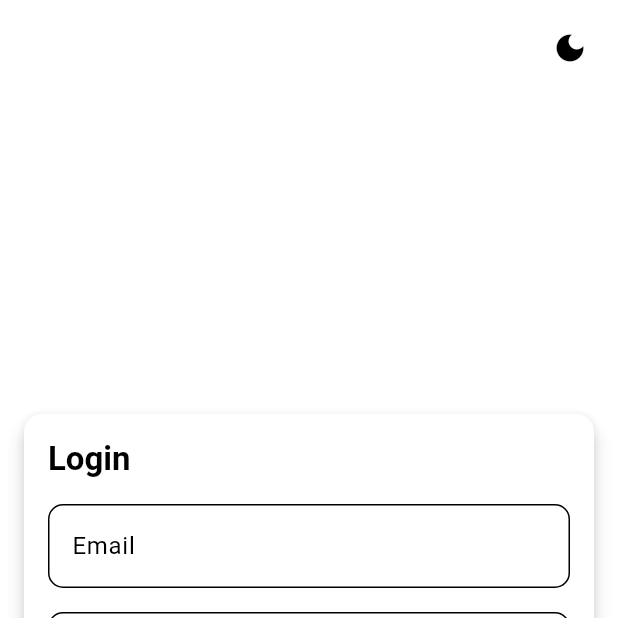
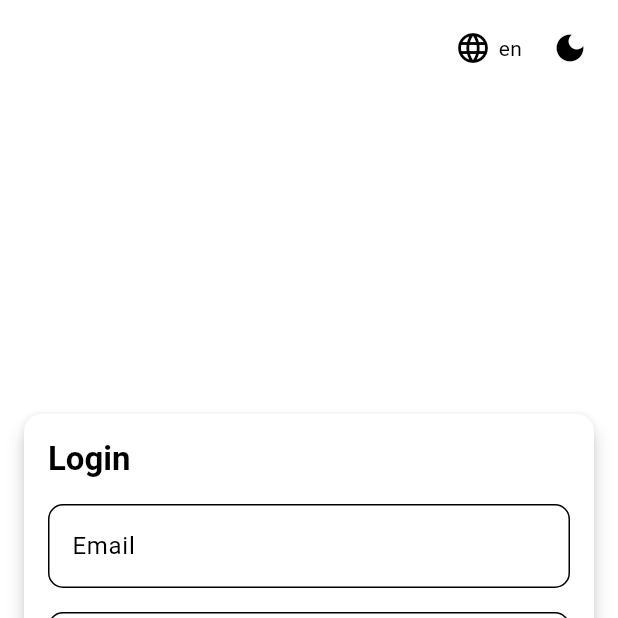
Before and after one commit to RKOrtega94/restaurant_waiter_app, a Flutter app: the screen it shows after launch, on a phone screen of 412 x 824 dp, the top half of it. Run offline on Flutter 3.47's test engine with Material 3 defaults, Android fonts, the phone set to English and light mode, and no system bars; our stand-ins replace hooks_riverpod, riverpod_annotation; generated files the repository leaves out were written again.

Commit message:
Add language selection and update theme management with Riverpod

```diff
--- a/lib/core/app/app.dart
+++ b/lib/core/app/app.dart
@@ -1,5 +1,6 @@
 import 'package:flutter/material.dart';
 import 'package:hooks_riverpod/hooks_riverpod.dart';
+import 'package:restaurant_waiter_app/core/app/provider/lang_provider.dart';
 import 'package:restaurant_waiter_app/l10n/app_localizations.dart';
 import 'package:restaurant_waiter_app/core/app/app_router.dart';
 import 'package:restaurant_waiter_app/core/app/theme/theme.dart';
@@ -11,17 +12,18 @@ class App extends ConsumerWidget {
   @override
   Widget build(BuildContext context, WidgetRef ref) {
     final themeState = ref.watch(themesProvider);
+    final localeState = ref.watch(languageStateProvider);
     return MaterialApp(
-      onGenerateTitle: (context) => AppLocalizations.of(context).appTitle,
-      debugShowCheckedModeBanner: false,
-      localizationsDelegates: AppLocalizations.localizationsDelegates,
-      supportedLocales: AppLocalizations.supportedLocales,
-      locale: AppLocalizations.supportedLocales.first,
+      locale: localeState,
+      theme: lightTheme(),
+      themeMode: themeState,
+      darkTheme: darkTheme(),
       routes: AppRouter.routes,
       initialRoute: AppRouter.login,
-      themeMode: themeState,
-      theme: lightTheme(),
-      darkTheme: darkTheme(),
+      debugShowCheckedModeBanner: false,
+      supportedLocales: AppLocalizations.supportedLocales,
+      localizationsDelegates: AppLocalizations.localizationsDelegates,
+      onGenerateTitle: (context) => AppLocalizations.of(context).appTitle,
     );
   }
 }
--- /dev/null
+++ b/lib/core/app/provider/lang_provider.dart
@@ -0,0 +1,18 @@
+import 'dart:ui';
+
+import 'package:restaurant_waiter_app/l10n/app_localizations.dart';
+import 'package:riverpod_annotation/riverpod_annotation.dart';
+
+part 'lang_provider.g.dart';
+
+@riverpod
+class LanguageState extends _$LanguageState {
+  @override
+  Locale build() {
+    return AppLocalizations.supportedLocales.first;
+  }
+
+  void changeLanguage(Locale languageCode) {
+    state = languageCode;
+  }
+}
--- a/lib/shared/layout/auth/auth_layout.dart
+++ b/lib/shared/layout/auth/auth_layout.dart
@@ -2,6 +2,9 @@ import 'package:flutter/material.dart';
 import 'package:hooks_riverpod/hooks_riverpod.dart';
 import 'package:restaurant_waiter_app/core/app/provider/theme_provider.dart';
 import 'package:restaurant_waiter_app/core/constants/app_sizes.dart';
+import 'package:restaurant_waiter_app/l10n/app_localizations.dart';
+import 'package:restaurant_waiter_app/shared/widgets/buttons/app_dropdown_button.dart';
+import 'package:restaurant_waiter_app/shared/widgets/buttons/app_lang_dropdown.dart';
 
 /// Auth Layout
 ///
@@ -34,8 +37,12 @@ class AuthLayout extends ConsumerWidget {
           Positioned(
             top: AppSizes.spacingSmall,
             right: AppSizes.spacingSmall,
-            child: IconButton(
-              onPressed: () => ref.read(themesProvider.notifier).changeTheme(
+            child: Row(
+              children: [
+                const AppLangDropdown(),
+                IconButton(
+                  onPressed: () =>
+                      ref.read(themesProvider.notifier).changeTheme(
                             themeState == ThemeMode.dark ? false : true,
                           ),
                   icon: Icon(
@@ -45,6 +52,8 @@ class AuthLayout extends ConsumerWidget {
                   ),
                   color: Theme.of(context).colorScheme.onSurface,
                 ),
+              ],
+            ),
           ),
         ],
       ),
--- /dev/null
+++ b/lib/shared/widgets/buttons/app_dropdown_button.dart
@@ -0,0 +1,36 @@
+import 'package:flutter/material.dart';
+
+/// App Dropdown Button
+///
+/// A custom dropdown button widget.
+class AppDropdownButton<T> extends StatelessWidget {
+  const AppDropdownButton({
+    this.items = const [],
+    this.value,
+    required this.label,
+    this.onChanged,
+    this.icon,
+    super.key,
+  });
+
+  final List<T> items;
+  final T? value;
+  final Widget Function(T) label;
+  final void Function(T)? onChanged;
+  final Widget? icon;
+
+  @override
+  Widget build(BuildContext context) {
+    return PopupMenuButton(
+      icon: icon,
+      onSelected: onChanged,
+      itemBuilder: (context) => items.map(_buildItem).toList(),
+      initialValue: value,
+    );
+  }
+
+  PopupMenuEntry<T> _buildItem(T item) => PopupMenuItem(
+        value: item,
+        child: label(item),
+      );
+}
--- /dev/null
+++ b/lib/shared/widgets/buttons/app_lang_dropdown.dart
@@ -0,0 +1,34 @@
+import 'package:flutter/material.dart';
+import 'package:hooks_riverpod/hooks_riverpod.dart';
+import 'package:restaurant_waiter_app/core/app/provider/lang_provider.dart';
+import 'package:restaurant_waiter_app/l10n/app_localizations.dart';
+import 'package:restaurant_waiter_app/shared/widgets/buttons/app_dropdown_button.dart';
+
+class AppLangDropdown extends ConsumerWidget {
+  const AppLangDropdown({super.key});
+
+  @override
+  Widget build(BuildContext context, WidgetRef ref) {
+    return AppDropdownButton<Locale>(
+      icon: Row(
+        spacing: 5,
+        children: [
+          Icon(
+            Icons.language,
+            color: Theme.of(context).colorScheme.onSurface,
+          ),
+          Text(
+            AppLocalizations.of(context).localeName,
+            style: TextStyle(
+              color: Theme.of(context).colorScheme.onSurface,
+            ),
+          ),
+        ],
+      ),
+      value: ref.watch(languageStateProvider),
+      items: AppLocalizations.supportedLocales,
+      label: (locale) => Text(locale.languageCode),
+      onChanged: ref.read(languageStateProvider.notifier).changeLanguage,
+    );
+  }
+}
```
Also changed, not shown: lib/shared/widgets/buttons/app_button.dart (+17 -0 lines), lib/core/app/provider/lang_provider.g.dart (added), lib/core/app/provider/theme_provider.g.dart. Lines whose indentation alone changed are shown as unchanged.
